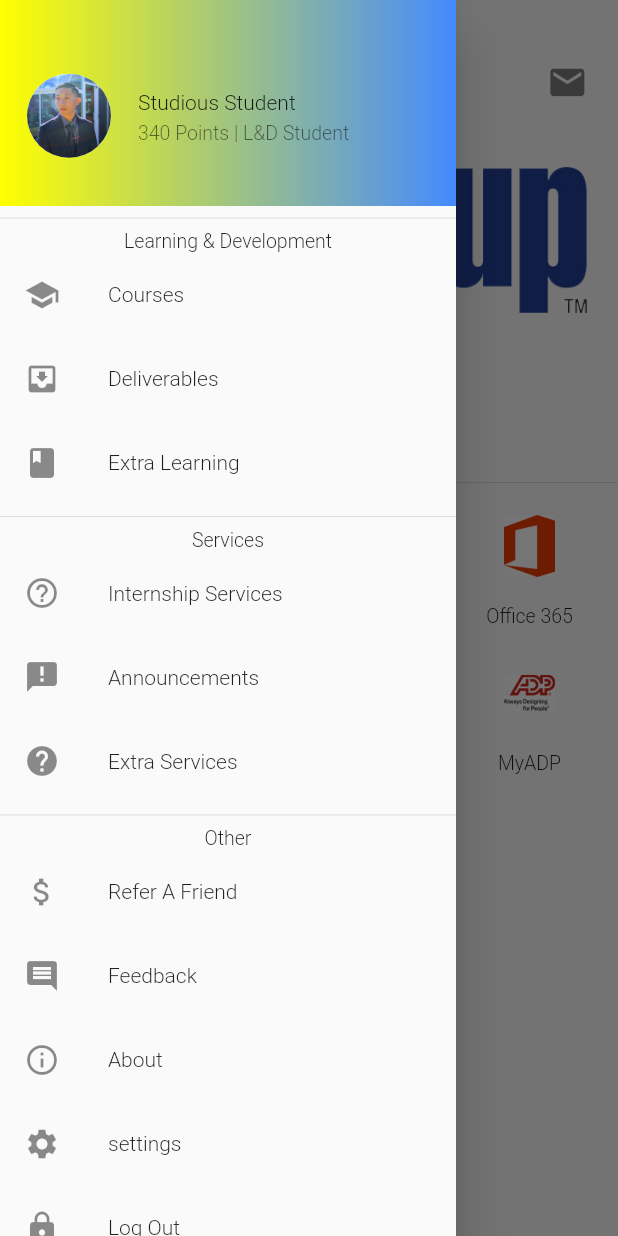
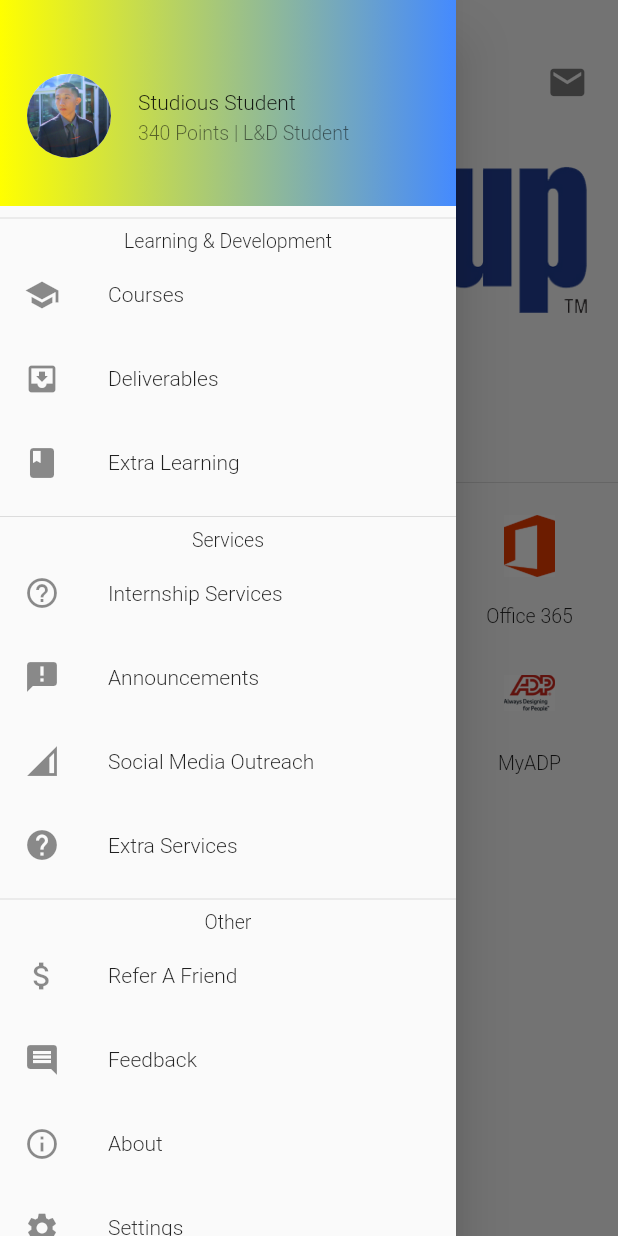
Before and after one commit to KFChinese/The-Year-Up-Applcation, a Flutter app: the MainUI screen opened directly, in the side drawer, after a tap on "Courses", on a phone screen of 412 x 824 dp. Run offline on Flutter 3.47's test engine with Material 2 defaults, Android fonts, the phone set to English and light mode, and no system bars.

Commit message:
Bug fixes

```diff
--- a/lib/UI/main_ui.dart
+++ b/lib/UI/main_ui.dart
@@ -231,7 +231,7 @@ Future<void> getApps() async {
 
                            InkWell(
                                   onTap:(){
-                                    _launchURL1();
+                                   // _launchURL1();
                                   } ,
                                   child: ListTile(
                       leading: Icon(Icons.school),
@@ -240,7 +240,7 @@ Future<void> getApps() async {
                   ),
                   InkWell(
                                   onTap:(){
-                                    _launchURL1();
+                                   // _launchURL1();
                                   } ,
                                   child: ListTile(
                       leading: Icon(Icons.move_to_inbox),
@@ -250,7 +250,7 @@ Future<void> getApps() async {
 
                 InkWell(
                                   onTap:(){
-                                    _launchURL1();
+                                  //  _launchURL1();
                                   } ,
                                   child: ListTile(
                       leading: Icon(Icons.class_),
@@ -290,7 +290,15 @@ Future<void> getApps() async {
                       title: Text("Announcements"),
                     ),
                   ),
+InkWell(
+                                  onTap:(){
 
+                                  } ,
+                                  child: ListTile(
+                      leading: Icon(Icons.network_cell),
+                      title: Text("Social Media Outreach"),
+                    ),
+                  ),
 
 
                 InkWell(
@@ -376,7 +384,7 @@ Future<void> getApps() async {
 
                                   child: ListTile(
                       leading: Icon(Icons.settings),
-                      title: Text("settings"),
+                      title: Text("Settings"),
                     ),
                   ),
                   InkWell(
```
